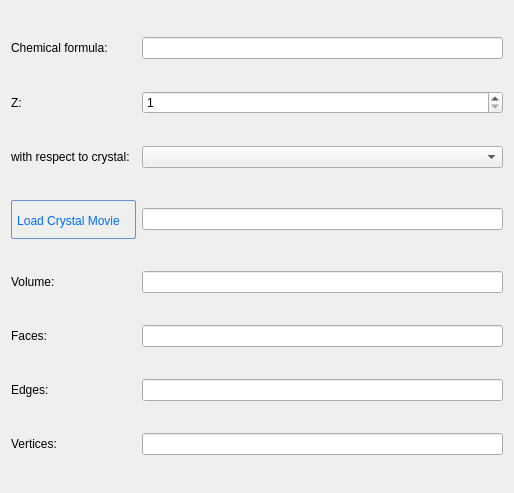
k61n/openhkl, file apps/NSXQt/ui/Tree/SampleShapePropertyWidget.ui: the form before one commit.
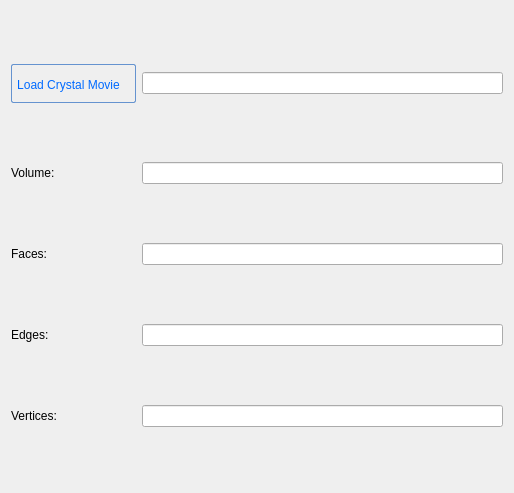
The form after the commit.

Diff of the .ui file:
```diff
--- a/apps/NSXQt/ui/Tree/SampleShapePropertyWidget.ui
+++ b/apps/NSXQt/ui/Tree/SampleShapePropertyWidget.ui
@@ -14,38 +14,70 @@
    <string>Form</string>
   </property>
   <layout class="QGridLayout" name="gridLayout">
-   <item row="4" column="1">
+   <item row="1" column="1">
     <widget class="QLineEdit" name="lineEdit_Volume">
      <property name="readOnly">
       <bool>true</bool>
      </property>
     </widget>
    </item>
-   <item row="0" column="1">
-    <widget class="QLineEdit" name="lineEdit_ChemicalFormula"/>
+   <item row="3" column="0">
+    <widget class="QLabel" name="label_5">
+     <property name="text">
+      <string>Edges:</string>
+     </property>
+    </widget>
    </item>
-   <item row="5" column="1">
+   <item row="4" column="1">
+    <widget class="QLineEdit" name="lineEdit_Vertices">
+     <property name="readOnly">
+      <bool>true</bool>
+     </property>
+    </widget>
+   </item>
+   <item row="2" column="0">
+    <widget class="QLabel" name="label_4">
+     <property name="text">
+      <string>Faces:</string>
+     </property>
+    </widget>
+   </item>
+   <item row="1" column="0">
+    <widget class="QLabel" name="label_3">
+     <property name="text">
+      <string>Volume:</string>
+     </property>
+    </widget>
+   </item>
+   <item row="4" column="0">
+    <widget class="QLabel" name="label_6">
+     <property name="text">
+      <string>Vertices:</string>
+     </property>
+    </widget>
+   </item>
+   <item row="2" column="1">
     <widget class="QLineEdit" name="lineEdit_Faces">
      <property name="readOnly">
       <bool>true</bool>
      </property>
     </widget>
    </item>
-   <item row="3" column="1">
+   <item row="0" column="1">
     <widget class="QLineEdit" name="lineEdit_MovieFilename">
      <property name="readOnly">
       <bool>true</bool>
      </property>
     </widget>
    </item>
-   <item row="6" column="1">
+   <item row="3" column="1">
     <widget class="QLineEdit" name="lineEdit_Edges">
      <property name="readOnly">
       <bool>true</bool>
      </property>
     </widget>
    </item>
-   <item row="3" column="0">
+   <item row="0" column="0">
     <widget class="QPushButton" name="pushButton_LoadMovie">
      <property name="toolTip">
       <string>&lt;html&gt;&lt;head/&gt;&lt;body&gt;&lt;p&gt;Load a info file containing Video&lt;/p&gt;&lt;/body&gt;&lt;/html&gt;</string>
@@ -99,75 +131,6 @@
      </property>
     </widget>
    </item>
-   <item row="7" column="1">
-    <widget class="QLineEdit" name="lineEdit_Vertices">
-     <property name="readOnly">
-      <bool>true</bool>
-     </property>
-    </widget>
-   </item>
-   <item row="0" column="0">
-    <widget class="QLabel" name="label">
-     <property name="text">
-      <string>Chemical formula:</string>
-     </property>
-    </widget>
-   </item>
-   <item row="6" column="0">
-    <widget class="QLabel" name="label_5">
-     <property name="text">
-      <string>Edges:</string>
-     </property>
-    </widget>
-   </item>
-   <item row="5" column="0">
-    <widget class="QLabel" name="label_4">
-     <property name="text">
-      <string>Faces:</string>
-     </property>
-    </widget>
-   </item>
-   <item row="4" column="0">
-    <widget class="QLabel" name="label_3">
-     <property name="text">
-      <string>Volume:</string>
-     </property>
-    </widget>
-   </item>
-   <item row="7" column="0">
-    <widget class="QLabel" name="label_6">
-     <property name="text">
-      <string>Vertices:</string>
-     </property>
-    </widget>
-   </item>
-   <item row="1" column="0">
-    <widget class="QLabel" name="label_2">
-     <property name="text">
-      <string>Z:</string>
-     </property>
-    </widget>
-   </item>
-   <item row="1" column="1">
-    <widget class="QSpinBox" name="spinBox_Z">
-     <property name="minimum">
-      <number>1</number>
-     </property>
-     <property name="maximum">
-      <number>1000</number>
-     </property>
-    </widget>
-   </item>
-   <item row="2" column="0">
-    <widget class="QLabel" name="label_7">
-     <property name="text">
-      <string>with respect to crystal:</string>
-     </property>
-    </widget>
-   </item>
-   <item row="2" column="1">
-    <widget class="QComboBox" name="comboBox_CellChoices"/>
-   </item>
   </layout>
  </widget>
  <tabstops>
```
Left out of the diff: 2 changed lines with no effect on the pictures.
